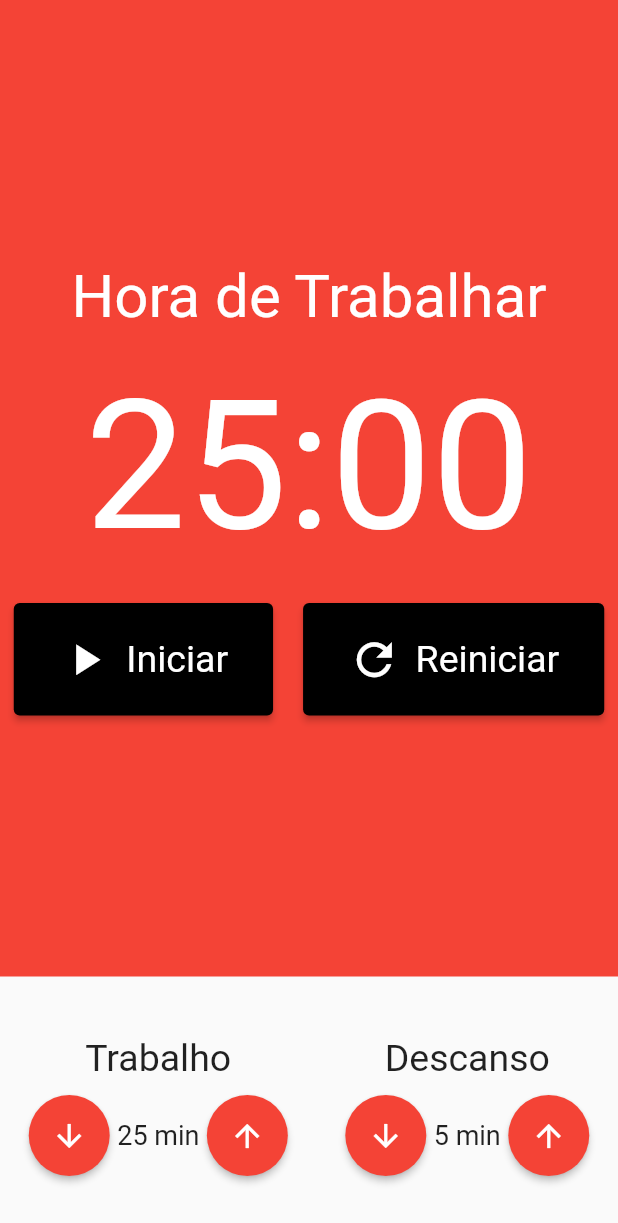
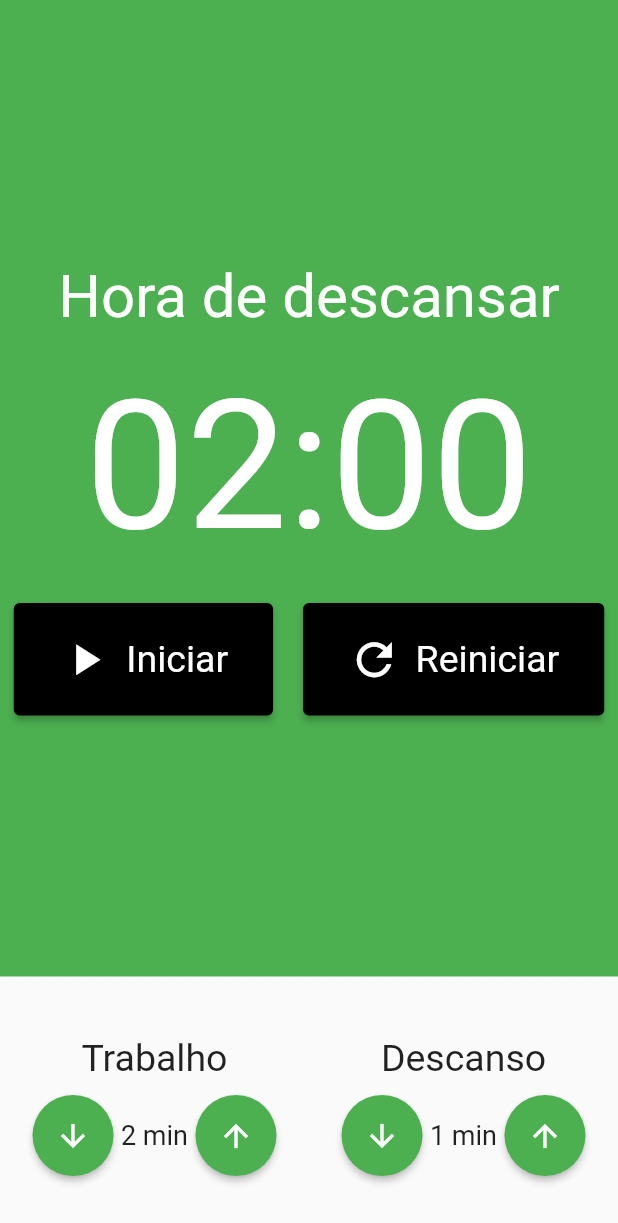
Before and after one commit to samucaled/pomodoro, a Flutter app: the screen it shows after launch, on a phone screen of 412 x 824 dp. Shown: the top 1223 px of the screen. Run offline on Flutter 3.47's test engine with Material 2 defaults, Android fonts, the phone set to English and light mode, and no system bars; our stand-ins replace flutter_mobx, mobx; generated files the repository leaves out were written again.

Commit message:
feat: adicao e gerenciamentos de estados nos componentes EntradaTempo e Cronometro

```diff
--- a/lib/components/Cronometro.dart
+++ b/lib/components/Cronometro.dart
@@ -1,21 +1,26 @@
 import 'package:flutter/material.dart';
 import 'package:flutter/src/widgets/framework.dart';
 import 'package:flutter/src/widgets/placeholder.dart';
+import 'package:flutter_mobx/flutter_mobx.dart';
 import 'package:pomodoro/components/CronometroBotao.dart';
+import 'package:pomodoro/store/pomodoro.store.dart';
+import 'package:provider/provider.dart';
 
 class Cronometro extends StatelessWidget {
   const Cronometro({super.key});
 
   @override
   Widget build(BuildContext context) {
+    final store = Provider.of<PomodoroStore>(context);
+
     return Container(
-      color: Colors.red,
+      color: store.estaTrabalhando() ? Colors.red : Colors.green,
       child: Column(
         mainAxisAlignment: MainAxisAlignment.center,
         crossAxisAlignment: CrossAxisAlignment.center,
         children: [
           Text(
-            'Hora de Trabalhar',
+            store.estaTrabalhando() ? 'Hora de Trabalhar' : 'Hora de descansar',
             style: TextStyle(
               fontSize: 40,
               color: Colors.white,
@@ -25,7 +30,7 @@ class Cronometro extends StatelessWidget {
             height: 20,
           ),
           Text(
-            '25:00',
+            '${store.minutos.toString().padLeft(2, '0')}:${store.segundos.toString().padLeft(2, '0')}',
             style: TextStyle(
               fontSize: 120,
               color: Colors.white,
@@ -34,32 +39,39 @@ class Cronometro extends StatelessWidget {
           SizedBox(
             height: 20,
           ),
-          Row(
+          Observer(
+            builder: (_) => Row(
               mainAxisAlignment: MainAxisAlignment.center,
               children: [
+                if (!store.iniciado)
                   Padding(
                     padding: const EdgeInsets.only(right: 10.0),
                     child: CronometroBotao(
                       texto: 'Iniciar',
                       icone: Icons.play_arrow,
+                      click: store.iniciar,
                     ),
                   ),
-              // Padding(
-              //   padding: const EdgeInsets.only(right: 10.0),
-              //   child: CronometroBotao(
-              //     texto: 'Parar',
-              //     icone: Icons.stop,
-              //   ),
-              // ),
+                if (store.iniciado)
+                  Padding(
+                    padding: const EdgeInsets.only(right: 10.0),
+                    child: CronometroBotao(
+                      texto: 'Parar',
+                      icone: Icons.stop,
+                      click: store.parar,
+                    ),
+                  ),
                 Padding(
                   padding: const EdgeInsets.only(left: 10.0),
                   child: CronometroBotao(
                     texto: 'Reiniciar',
                     icone: Icons.refresh,
+                    click: store.reiniciar,
                   ),
                 ),
               ],
-          )
+            ),
+          ),
         ],
       ),
     );
--- a/lib/components/CronometroBotao.dart
+++ b/lib/components/CronometroBotao.dart
@@ -5,10 +5,13 @@ import 'package:flutter/src/widgets/placeholder.dart';
 class CronometroBotao extends StatelessWidget {
   final String texto;
   final IconData icone;
+  final void Function()? click;
+
   const CronometroBotao({
     super.key,
     required this.texto,
     required this.icone,
+    this.click,
   });
 
   @override
@@ -23,7 +26,7 @@ class CronometroBotao extends StatelessWidget {
             textStyle: TextStyle(
               fontSize: 25,
             )),
-        onPressed: () {},
+        onPressed: click,
         child: Row(
           children: [
             Padding(
--- a/lib/components/EntradaTempo.dart
+++ b/lib/components/EntradaTempo.dart
@@ -1,19 +1,27 @@
 import 'package:flutter/material.dart';
 import 'package:flutter/src/widgets/framework.dart';
 import 'package:flutter/src/widgets/placeholder.dart';
+import 'package:pomodoro/store/pomodoro.store.dart';
+import 'package:provider/provider.dart';
 
 class EntradaTempo extends StatelessWidget {
   final String titulo;
   final int valor;
+  final void Function()? inc;
+  final void Function()? dec;
 
   const EntradaTempo({
     super.key,
     required this.titulo,
     required this.valor,
+    this.inc,
+    this.dec,
   });
 
   @override
   Widget build(BuildContext context) {
+    final store = Provider.of<PomodoroStore>(context);
+
     return Column(
       crossAxisAlignment: CrossAxisAlignment.center,
       children: [
@@ -30,7 +38,7 @@ class EntradaTempo extends StatelessWidget {
           mainAxisAlignment: MainAxisAlignment.center,
           children: [
             ElevatedButton(
-              onPressed: () {},
+              onPressed: this.dec,
               child: Icon(
                 Icons.arrow_downward,
                 color: Colors.white,
@@ -38,7 +46,8 @@ class EntradaTempo extends StatelessWidget {
               style: ElevatedButton.styleFrom(
                 shape: CircleBorder(),
                 padding: EdgeInsets.all(15),
-                backgroundColor: Colors.red,
+                backgroundColor:
+                    store.estaTrabalhando() ? Colors.red : Colors.green,
               ),
             ),
             Text(
@@ -48,7 +57,7 @@ class EntradaTempo extends StatelessWidget {
               ),
             ),
             ElevatedButton(
-              onPressed: () {},
+              onPressed: this.inc,
               child: Icon(
                 Icons.arrow_upward,
                 color: Colors.white,
@@ -56,7 +65,8 @@ class EntradaTempo extends StatelessWidget {
               style: ElevatedButton.styleFrom(
                 shape: CircleBorder(),
                 padding: EdgeInsets.all(15),
-                backgroundColor: Colors.red,
+                backgroundColor:
+                    store.estaTrabalhando() ? Colors.red : Colors.green,
               ),
             ),
           ],
--- a/lib/main.dart
+++ b/lib/main.dart
@@ -1,5 +1,7 @@
 import 'package:flutter/material.dart';
 import 'package:pomodoro/pages/Pomodoro.dart';
+import 'package:pomodoro/store/pomodoro.store.dart';
+import 'package:provider/provider.dart';
 
 void main() {
   runApp(const MyApp());
@@ -10,12 +12,15 @@ class MyApp extends StatelessWidget {
 
   @override
   Widget build(BuildContext context) {
-    return MaterialApp(
-      title: 'Flutter Demo',
-      theme: ThemeData(
-        primarySwatch: Colors.blue,
+    return MultiProvider(
+      providers: [Provider<PomodoroStore>(create: (_) => PomodoroStore())],
+      child: MaterialApp(
+        title: 'Flutter Demo',
+        theme: ThemeData(
+          primarySwatch: Colors.blue,
+        ),
+        home: const Pomodoro(),
       ),
-      home: const Pomodoro(),
     );
   }
 }
--- a/lib/pages/Pomodoro.dart
+++ b/lib/pages/Pomodoro.dart
@@ -1,14 +1,19 @@
 import 'package:flutter/material.dart';
 import 'package:flutter/src/widgets/framework.dart';
 import 'package:flutter/src/widgets/placeholder.dart';
+import 'package:flutter_mobx/flutter_mobx.dart';
 import 'package:pomodoro/components/Cronometro.dart';
 import 'package:pomodoro/components/EntradaTempo.dart';
+import 'package:pomodoro/store/pomodoro.store.dart';
+import 'package:provider/provider.dart';
 
 class Pomodoro extends StatelessWidget {
   const Pomodoro({super.key});
 
   @override
   Widget build(BuildContext context) {
+    final store = Provider.of<PomodoroStore>(context);
+
     return Scaffold(
       body: Column(
         crossAxisAlignment: CrossAxisAlignment.stretch,
@@ -18,18 +23,24 @@ class Pomodoro extends StatelessWidget {
           ),
           Padding(
             padding: const EdgeInsets.symmetric(vertical: 40),
-            child: Row(
+            child: Observer(
+              builder: (_) => Row(
                 mainAxisAlignment: MainAxisAlignment.spaceAround,
                 children: [
                   EntradaTempo(
                     titulo: 'Trabalho',
-                  valor: 25,
+                    valor: store.tempoTrabalho,
+                    inc: store.incrementarTempoTrabalho,
+                    dec: store.decrementarTempoTrabalho,
                   ),
                   EntradaTempo(
                     titulo: 'Descanso',
-                  valor: 5,
+                    valor: store.tempoDescanso,
+                    inc: store.incrementarTempoDescanso,
+                    dec: store.decrementarTempoDescanso,
                   ),
                 ],
+              ),
             ),
           ),
         ],
```
Also changed, not shown: lib/store/pomodoro.store.dart (added, +70 -0 lines), lib/store/pomodoro.store.g.dart (added). Lines whose indentation alone changed are shown as unchanged.
